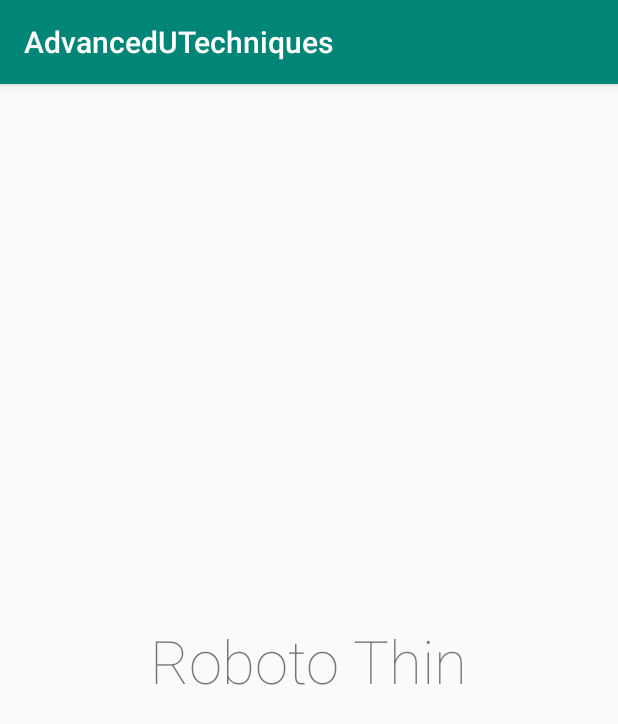
After one commit to arvalon/AdvancedUITechniques, an Android app: the CustomFontActivity screen opened directly, with no data from a screen before it, on a phone screen of 412 x 824 dp. The commit adds this screen. Shown: the top 724 px of the screen. Run offline under Robolectric (Android 15) with nearby library versions, the phone set to English and light mode, and no system bars.

Commit message:
Add custom font example

```diff
--- a/app/src/main/AndroidManifest.xml
+++ b/app/src/main/AndroidManifest.xml
@@ -14,6 +14,7 @@
         android:roundIcon="@mipmap/ic_launcher_round"
         android:supportsRtl="true"
         android:theme="@style/AppTheme">
+        <activity android:name=".customfont.CustomFontActivity"></activity>
         <activity android:name=".MainActivity">
             <intent-filter>
                 <action android:name="android.intent.action.MAIN" />
--- /dev/null
+++ b/app/src/main/java/ru/arvalon/advanceduitechniques/customfont/CustomFontActivity.java
@@ -0,0 +1,15 @@
+package ru.arvalon.advanceduitechniques.customfont;
+
+import androidx.appcompat.app.AppCompatActivity;
+import ru.arvalon.advanceduitechniques.R;
+
+import android.os.Bundle;
+
+public class CustomFontActivity extends AppCompatActivity {
+
+    @Override
+    protected void onCreate(Bundle savedInstanceState) {
+        super.onCreate(savedInstanceState);
+        setContentView(R.layout.activity_custom_font);
+    }
+}
--- /dev/null
+++ b/app/src/main/java/ru/arvalon/advanceduitechniques/customfont/TextViewRobotoThin.java
@@ -0,0 +1,50 @@
+package ru.arvalon.advanceduitechniques.customfont;
+
+import android.content.Context;
+import android.graphics.Typeface;
+import android.util.AttributeSet;
+
+import androidx.appcompat.widget.AppCompatTextView;
+
+/**
+ * TextView that displays the Roboto Thin font.
+ *
+ * @author Ian G. Clifton
+ */
+public class TextViewRobotoThin extends AppCompatTextView {
+
+    /**
+     * This is the name of the font file within the assets folder
+     */
+    private static final String FONT_LOCATION = "roboto_thin.ttf";
+
+    private static Typeface sTypeface;
+
+    public TextViewRobotoThin(Context context) {
+        super(context);
+        setTypeface(getTypeface(context));
+    }
+
+    public TextViewRobotoThin(Context context, AttributeSet attrs) {
+        super(context, attrs);
+        setTypeface(getTypeface(context));
+    }
+
+    public TextViewRobotoThin(Context context, AttributeSet attrs, int defStyleAttr) {
+        super(context, attrs, defStyleAttr);
+        setTypeface(getTypeface(context));
+    }
+
+    /**
+     * Returns the Typeface for Roboto Thin
+     *
+     * @param context Context to access the app's assets
+     * @return Typeface for Roboto Thin
+     */
+    public static Typeface getTypeface(Context context) {
+        if (sTypeface == null) {
+            sTypeface = Typeface.createFromAsset(context.getAssets(), FONT_LOCATION);
+        }
+        return sTypeface;
+    }
+}
--- /dev/null
+++ b/app/src/main/res/layout/activity_custom_font.xml
@@ -0,0 +1,20 @@
+<?xml version="1.0" encoding="utf-8"?>
+<androidx.constraintlayout.widget.ConstraintLayout
+    xmlns:android="http://schemas.android.com/apk/res/android"
+    xmlns:app="http://schemas.android.com/apk/res-auto"
+    xmlns:tools="http://schemas.android.com/tools"
+    android:layout_width="match_parent"
+    android:layout_height="match_parent"
+    tools:context="ru.arvalon.advanceduitechniques.customfont.CustomFontActivity">
+
+    <ru.arvalon.advanceduitechniques.customfont.TextViewRobotoThin
+        android:text="@string/roboto_thin"
+        android:textSize="40sp"
+        app:layout_constraintTop_toTopOf="parent"
+        app:layout_constraintBottom_toBottomOf="parent"
+        app:layout_constraintStart_toStartOf="parent"
+        app:layout_constraintEnd_toEndOf="parent"
+        android:layout_width="wrap_content"
+        android:layout_height="wrap_content"/>
+
+</androidx.constraintlayout.widget.ConstraintLayout>
--- a/app/src/main/res/values/strings.xml
+++ b/app/src/main/res/values/strings.xml
@@ -7,4 +7,6 @@
     <string name="custom_font_button">Custom Font</string>
     <string name="span_button">Span</string>
     <string name="horizontal_icon_view_button">Horizontal Icon View</string>
+
+    <string name="roboto_thin">Roboto Thin</string>
 </resources>
```
Also changed, not shown: app/src/main/java/ru/arvalon/advanceduitechniques/MainActivity.java (+4 -3 lines), app/src/main/assets/roboto_thin.ttf (added).
